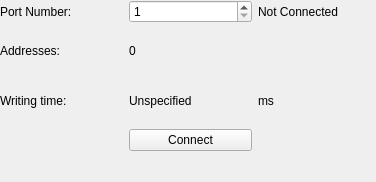
pgTech123/Light-Controller, file LightController3/Widgets/serialport.ui: the form before one commit.
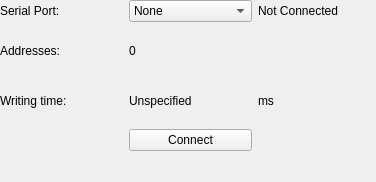
The form after the commit.

Commit message: serial port implemented, not tested

Diff of the .ui file:
```diff
--- a/LightController3/Widgets/serialport.ui
+++ b/LightController3/Widgets/serialport.ui
@@ -50,16 +50,6 @@
        </property>
       </widget>
      </item>
-     <item row="0" column="1">
-      <widget class="QSpinBox" name="spinBoxPortNum">
-       <property name="minimum">
-        <number>1</number>
-       </property>
-       <property name="maximum">
-        <number>5</number>
-       </property>
-      </widget>
-     </item>
      <item row="3" column="0">
       <widget class="QLabel" name="labelWritingTime">
        <property name="text">
@@ -77,7 +67,7 @@
      <item row="0" column="0">
       <widget class="QLabel" name="labelPortNum">
        <property name="text">
-        <string>Port Number:</string>
+        <string>Serial Port:</string>
        </property>
       </widget>
      </item>
@@ -102,6 +92,15 @@
        </property>
       </widget>
      </item>
+     <item row="0" column="1">
+      <widget class="QComboBox" name="comboBoxSerialPort">
+       <item>
+        <property name="text">
+         <string>None</string>
+        </property>
+       </item>
+      </widget>
+     </item>
     </layout>
    </widget>
    <zorder>gridLayoutWidget</zorder>
```
Left out of the diff: 2 changed lines with no effect on the pictures. The commit also changes 9 other files.
